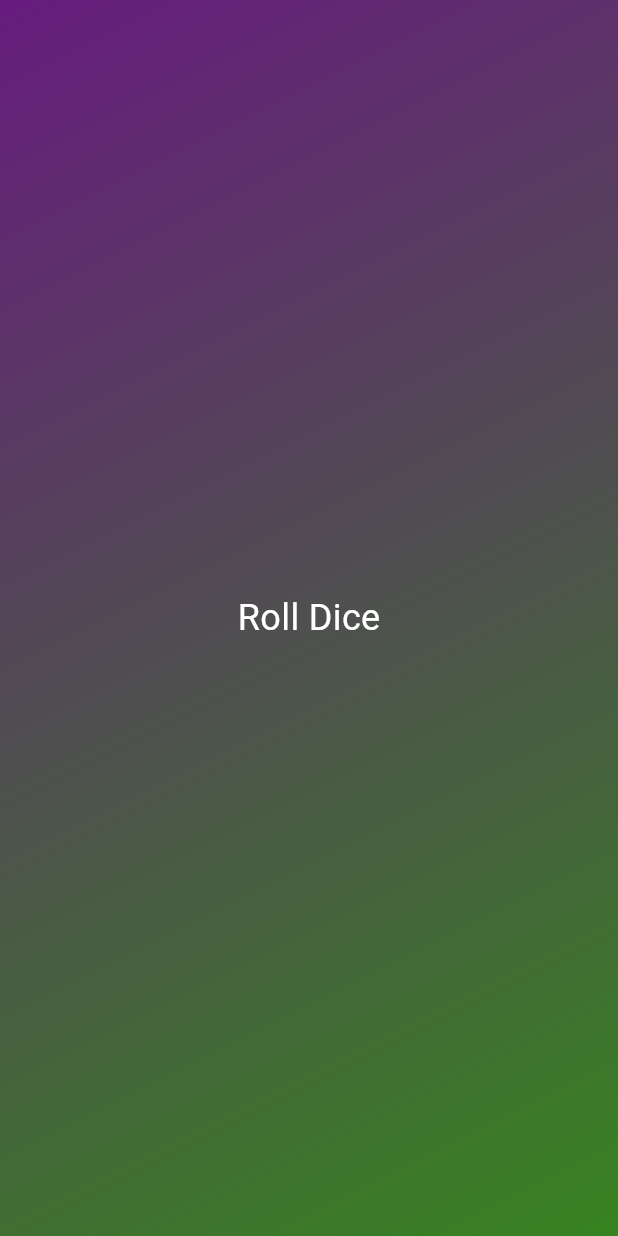
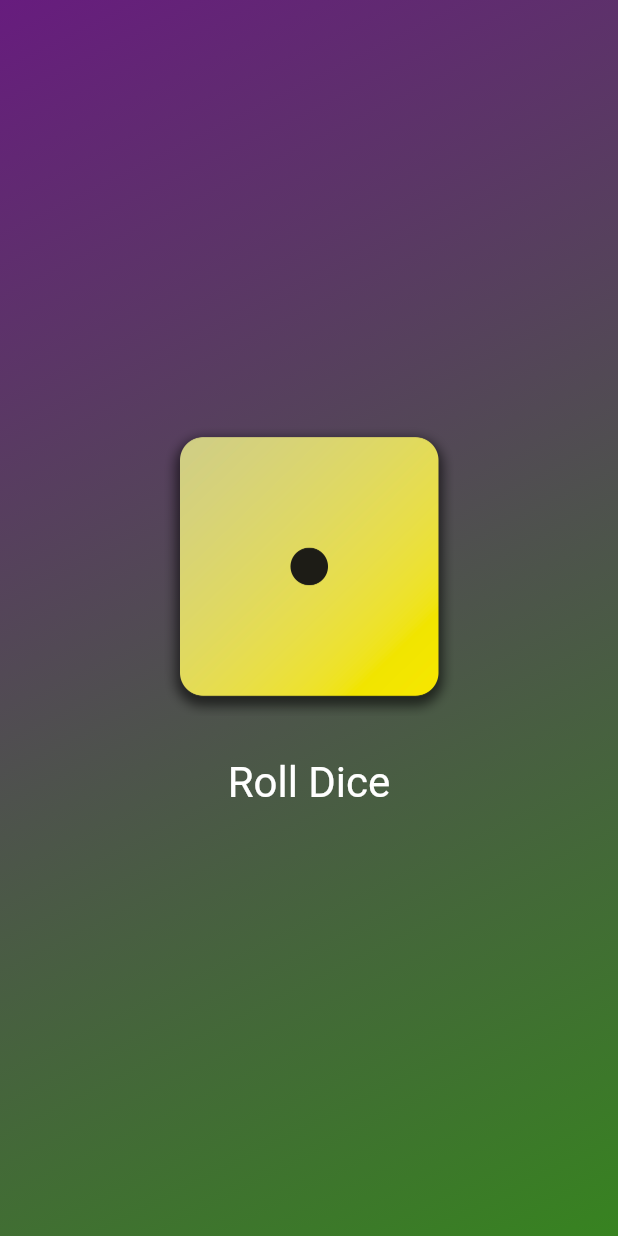
Before and after one commit to satyampra73/Roll_Dice, a Flutter app: the screen it shows after launch, on a phone screen of 412 x 824 dp. Run offline on Flutter 3.47's test engine with Material 3 defaults, Android fonts, the phone set to English and light mode, and no system bars.

Commit message:
working on roll dice layout

```diff
--- a/lib/gradient_container.dart
+++ b/lib/gradient_container.dart
@@ -1,8 +1,9 @@
 import 'package:flutter/material.dart';
-import 'package:rolldice/style_text.dart';
 
 var startAlignment = Alignment.topLeft;
 var endAlignment = Alignment.bottomRight;
+
+void rollDice() {}
 
 class GradientContainer extends StatelessWidget {
   const GradientContainer({super.key});
@@ -12,15 +13,35 @@
     return Container(
       decoration: BoxDecoration(
         gradient: LinearGradient(
-           colors: [
-             Color.fromARGB(255, 103, 28, 126),
-             Color.fromARGB(255, 55, 131, 32),
+          colors: [
+            Color.fromARGB(255, 103, 28, 126),
+            Color.fromARGB(255, 55, 131, 32),
           ],
           begin: startAlignment,
           end: endAlignment,
         ),
       ),
-      child: const Center(child: StyledText()),
+      child: Center(
+        child: Column(
+          mainAxisSize: MainAxisSize.min,
+          children: [
+            Image.asset("assets/images/dice-1.png", width: 200),
+            SizedBox(height: 20),
+            TextButton(
+              onPressed: rollDice,
+              style: TextButton.styleFrom(
+                // padding: EdgeInsets.only(
+                //   top: 20
+                // )
+                // ,
+                foregroundColor: Colors.white,
+                textStyle: TextStyle(fontSize: 28),
+              ),
+              child: Text("Roll Dice"),
+            ),
+          ],
+        ),
+      ),
     );
   }
 }
--- a/lib/style_text.dart
+++ b/lib/style_text.dart
@@ -1,12 +1,13 @@
 import 'package:flutter/material.dart';
 
 class StyledText extends StatelessWidget {
-  const StyledText({super.key});
+  final String text;
+  const StyledText(this.text,{super.key});
 
   @override
   Widget build(BuildContext context) {
     return Text(
-      "Roll Dice",
+      text,
       style: TextStyle(color: Colors.white, fontSize: 24.0),
     );
   }
```
Also changed, not shown: pubspec.yaml (+7 -3 lines), assets/images/dice-1.png (added), assets/images/dice-2.png (added), assets/images/dice-3.png (added), assets/images/dice-4.png (added), assets/images/dice-5.png (added), assets/images/dice-6.png (added).
